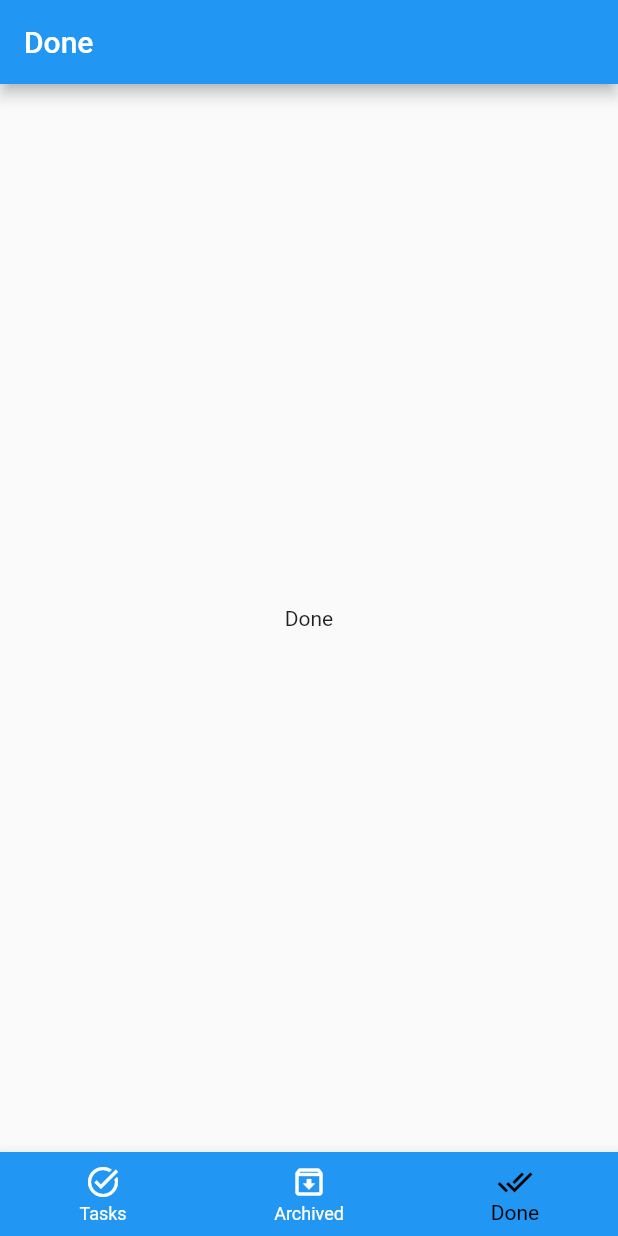
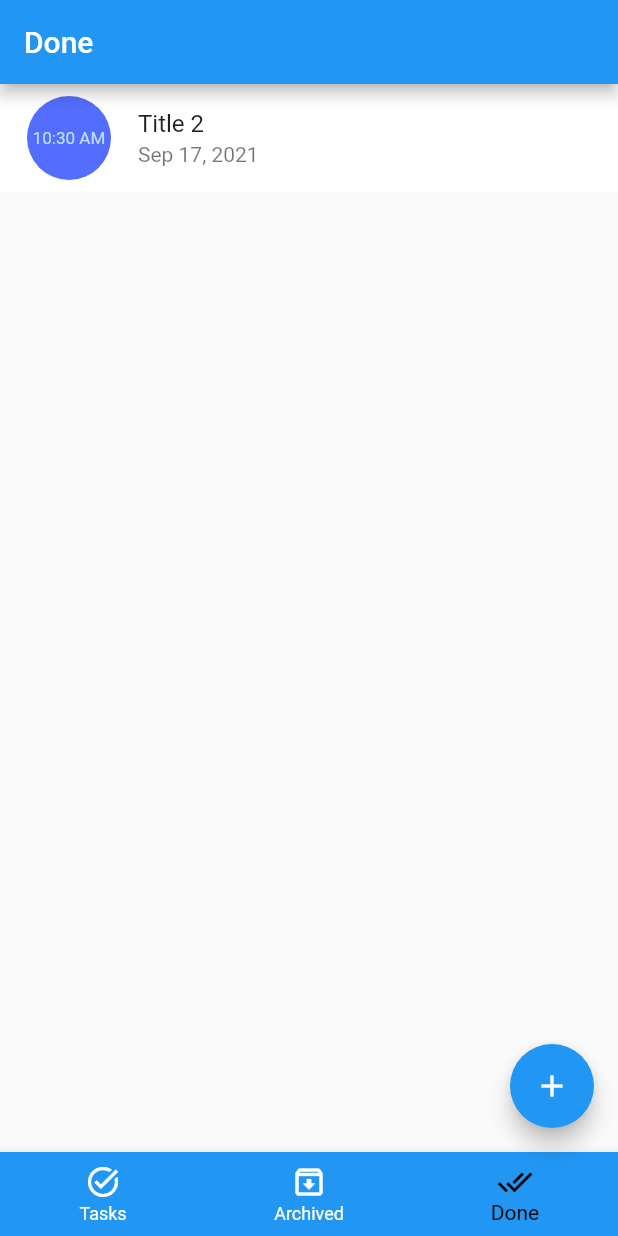
Before and after one commit to MriDroid99/semicolon, a Flutter app: the screen it shows after launch, item 3 of the bottom bar chosen, on a phone screen of 412 x 824 dp. Run offline on Flutter 3.47's test engine with Material 2 defaults, Android fonts, the phone set to English and light mode, and no system bars; drawn by our look-alikes of flutter_slidable.

Commit message:
add Provider

```diff
--- a/todo/lib/main.dart
+++ b/todo/lib/main.dart
@@ -1,4 +1,7 @@
 import 'package:flutter/material.dart';
+import 'package:provider/provider.dart';
+import 'package:todo/provider/task.dart';
+import 'package:todo/screen/add_task_screen.dart';
 import 'package:todo/screen/tab_screen.dart';
 
 void main() {
@@ -10,8 +13,15 @@ class MyApp extends StatelessWidget {
 
   @override
   Widget build(BuildContext context) {
-    return const MaterialApp(
-      home: TabScreen(),
+    return ChangeNotifierProvider.value(
+      value: Tasks(),
+      child: MaterialApp(
+        // home: const TabScreen(),
+        routes: {
+          '/': (_) => const TabScreen(),
+          '/add_task_screen': (_) => const AddTaskScreen(),
+        },
+      ),
     );
   }
 }
--- a/todo/lib/model/task.dart
+++ /dev/null
@@ -1,18 +0,0 @@
-import 'package:flutter/material.dart';
-
-enum Status { archived, done }
-
-class Task {
-  String id, title;
-  DateTime date;
-  TimeOfDay time;
-  Status? status;
-
-  Task({
-    required this.id,
-    required this.title,
-    required this.date,
-    required this.time,
-    this.status,
-  });
-}
--- /dev/null
+++ b/todo/lib/provider/task.dart
@@ -0,0 +1,60 @@
+import 'package:flutter/material.dart';
+
+enum Status { archived, done }
+
+class Task {
+  String id, title;
+  DateTime date;
+  TimeOfDay time;
+  Status? status;
+
+  Task({
+    required this.id,
+    required this.title,
+    required this.date,
+    required this.time,
+    this.status,
+  });
+}
+
+class Tasks with ChangeNotifier {
+  final List<Task> _tasks = [
+    Task(
+      id: '1',
+      title: 'Title 1',
+      date: DateTime.now(),
+      time: TimeOfDay.now(),
+    ),
+    Task(
+        id: '2',
+        title: 'Title 2',
+        date: DateTime.now(),
+        time: TimeOfDay.now(),
+        status: Status.done),
+  ];
+
+  List<Task> tasks(Status? status) =>
+      _tasks.where((element) => element.status == status).toList();
+
+  void toggleStatus(String id, Status? status) {
+    _tasks.firstWhere((element) => element.id == id).status = status;
+    notifyListeners();
+  }
+
+  void addTask(String title, DateTime date, TimeOfDay time) {
+    _tasks.add(
+      Task(
+        id: DateTime.now().toString(),
+        title: title,
+        date: date,
+        time: time,
+      ),
+    );
+    notifyListeners();
+  }
+
+  void removeTask(String id) {
+    _tasks.removeWhere((element) => element.id == id);
+    notifyListeners();
+  }
+}
--- a/todo/lib/screen/done_screen.dart
+++ b/todo/lib/screen/done_screen.dart
@@ -1,12 +1,33 @@
 import 'package:flutter/material.dart';
+import 'package:provider/provider.dart';
+import 'package:todo/provider/task.dart';
+import 'package:todo/widget/task_widget.dart';
+
+// class TasksScreen extends StatefulWidget {
+//   const TasksScreen({Key? key}) : super(key: key);
+
+//   @override
+//   State<TasksScreen> createState() => _TasksScreenState();
+// }
 
 class DoneScreen extends StatelessWidget {
   const DoneScreen({Key? key}) : super(key: key);
 
   @override
   Widget build(BuildContext context) {
-    return const Center(
-      child: Text('Done'),
+    List<Task> tasks = Provider.of<Tasks>(context).tasks(Status.done);
+    return ListView.separated(
+      itemBuilder: (ctx, i) => TaskWidget(
+        tasks[i].id,
+        tasks[i].title,
+        tasks[i].date,
+        tasks[i].time,
+        status: tasks[i].status,
+      ),
+      separatorBuilder: (ctx, i) => const Divider(
+        thickness: 1.5,
+      ),
+      itemCount: tasks.length,
     );
   }
 }
--- a/todo/lib/screen/tab_screen.dart
+++ b/todo/lib/screen/tab_screen.dart
@@ -1,5 +1,5 @@
 import 'package:flutter/material.dart';
-import 'package:todo/model/task.dart';
+import 'package:todo/provider/task.dart';
 import 'package:todo/screen/archived_screen.dart';
 import 'package:todo/screen/done_screen.dart';
 import 'package:todo/screen/tasks_screen.dart';
@@ -21,33 +21,12 @@ class _TabScreenState extends State<TabScreen> {
     });
   }
 
-  final List<Task> _tasks = [
-    Task(
-      id: '1',
-      title: 'Title 1',
-      date: DateTime.now(),
-      time: TimeOfDay.now(),
-    ),
-    Task(
-      id: '2',
-      title: 'Title 2',
-      date: DateTime.now(),
-      time: TimeOfDay.now(),
-    ),
-  ];
-
-  void removeTask(String id) {
-    setState(() {
-      _tasks.removeWhere((element) => element.id == id);
-    });
-  }
-
   @override
   void initState() {
     _pages = [
       {
         'title': 'Tasks',
-        'body': TasksScreen([..._tasks], removeTask),
+        'body': const TasksScreen(),
       },
       {
         'title': 'Archived',
@@ -89,6 +68,12 @@ class _TabScreenState extends State<TabScreen> {
           ),
         ],
       ),
+      floatingActionButton: FloatingActionButton(
+        onPressed: () {
+          Navigator.pushNamed(context, '/add_task_screen');
+        },
+        child: const Icon(Icons.add),
+      ),
     );
   }
 }
--- a/todo/lib/widget/task_widget.dart
+++ b/todo/lib/widget/task_widget.dart
@@ -1,15 +1,15 @@
 import 'package:flutter/material.dart';
 import 'package:flutter_slidable/flutter_slidable.dart';
 import 'package:intl/intl.dart';
-import 'package:todo/model/task.dart';
+import 'package:provider/provider.dart';
+import 'package:todo/provider/task.dart';
 
 class TaskWidget extends StatelessWidget {
   final String id, title;
   final DateTime date;
   final TimeOfDay time;
   final Status? status;
-  final Function removeTask;
-  const TaskWidget(this.id, this.title, this.date, this.time, this.removeTask,
+  const TaskWidget(this.id, this.title, this.date, this.time,
       {Key? key, this.status})
       : super(key: key);
 
@@ -40,20 +40,24 @@ class TaskWidget extends StatelessWidget {
           caption: 'Delete',
           color: Colors.red,
           icon: Icons.delete,
-          onTap: () => removeTask(),
+          onTap: () =>
+              Provider.of<Tasks>(context, listen: false).removeTask(id),
         ),
         IconSlideAction(
-          caption: 'Archived',
+          caption: status == Status.archived ? 'Unarchived' : 'Archived',
           color: Colors.black45,
           icon: Icons.archive,
-          onTap: () => print('Archived'),
+          onTap: () => Provider.of<Tasks>(context, listen: false).toggleStatus(
+              id, status == Status.archived ? null : Status.archived),
         ),
-        IconSlideAction(
-          caption: 'Done',
-          color: Colors.blue,
-          icon: Icons.done_all,
-          onTap: () => print('Done'),
-        ),
+        if (status != Status.done)
+          IconSlideAction(
+            caption: 'Done',
+            color: Colors.blue,
+            icon: Icons.done_all,
+            onTap: () => Provider.of<Tasks>(context, listen: false)
+                .toggleStatus(id, Status.done),
+          ),
       ],
     );
     ;
--- a/todo/pubspec.yaml
+++ b/todo/pubspec.yaml
@@ -30,6 +30,7 @@ dependencies:
   flutter:
     sdk: flutter
   flutter_slidable: ^0.6.0
+  provider: ^6.0.0
 
 
   # The following adds the Cupertino Icons font to your application.
```
Also changed, not shown: todo/lib/screen/add_task_screen.dart (added, +119 -0 lines), todo/lib/screen/archived_screen.dart (+23 -2 lines), todo/lib/screen/tasks_screen.dart (+17 -20 lines), todo/pubspec.lock.
